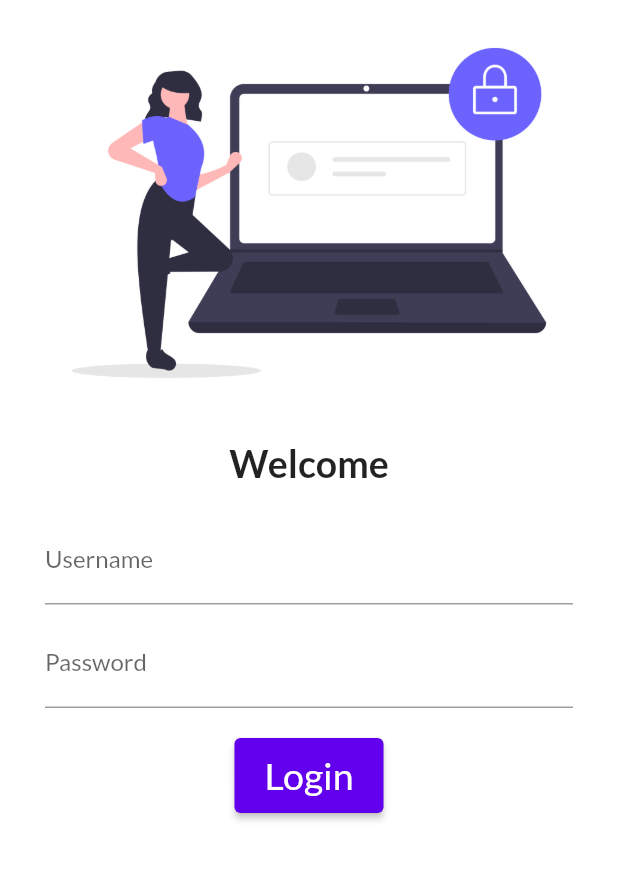
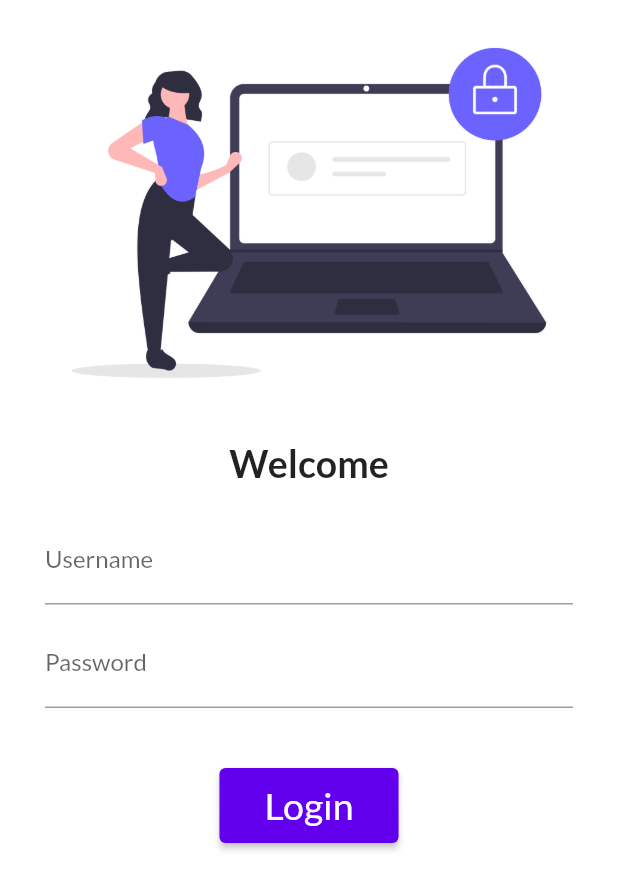
Before and after one commit to 4643880/Catalog-App-Flutter, a Flutter app: the screen it shows after launch, on a phone screen of 412 x 824 dp. Shown: the top 890 px of the screen. Run offline on Flutter 3.47's test engine with Material 2 defaults, Android fonts, the phone set to English and light mode, and no system bars; our stand-ins replace google_fonts.

Commit message:
Day-5 Completes Here

```diff
--- a/lib/main.dart
+++ b/lib/main.dart
@@ -1,6 +1,7 @@
 import 'package:flutter/material.dart';
 import 'package:flutter_catalog_app/pages/home_page.dart';
 import 'package:flutter_catalog_app/pages/login_page.dart';
+import 'package:flutter_catalog_app/utils/routes.dart';
 import 'package:google_fonts/google_fonts.dart';
 
 void main() {
@@ -8,7 +9,7 @@ void main() {
 }
 
 class MyApp extends StatefulWidget {
-  const MyApp({Key? key}) : super(key: key);
+  //const MyApp({Key? key}) : super(key: key);
 
   @override
   _MyAppState createState() => _MyAppState();
@@ -18,6 +19,7 @@ class _MyAppState extends State<MyApp> {
   @override
   Widget build(BuildContext context) {
     return MaterialApp(
+      debugShowCheckedModeBanner: false,
       theme: ThemeData(
         fontFamily: GoogleFonts.lato().fontFamily,
         colorScheme: ColorScheme.light(),
@@ -26,8 +28,8 @@ class _MyAppState extends State<MyApp> {
       initialRoute: "/",
       routes: {
         "/": (context) => LoginPage(),
-        "/Home": (context) => HomePage(),
-        "/Login_Page": (context) => LoginPage(),
+        MyRoutes.home_route: (context) => HomePage(),
+        MyRoutes.login_route: (context) => LoginPage(),
       },
     );
   }
--- a/lib/pages/login_page.dart
+++ b/lib/pages/login_page.dart
@@ -1,4 +1,5 @@
 import 'package:flutter/material.dart';
+import 'package:flutter_catalog_app/utils/routes.dart';
 
 class LoginPage extends StatelessWidget {
   const LoginPage({Key? key}) : super(key: key);
@@ -7,6 +8,7 @@ class LoginPage extends StatelessWidget {
   Widget build(BuildContext context) {
     return Material(
       color: Colors.white,
+      child: SingleChildScrollView(
         child: Column(
           children: [
             Image(
@@ -35,13 +37,15 @@ class LoginPage extends StatelessWidget {
                     decoration: InputDecoration(
                         hintText: "Enter the Password", labelText: "Password"),
                   ),
-                SizedBox(width: 200, height: 20),
+                  SizedBox(width: 200, height: 40),
                   ElevatedButton(
                     style: ElevatedButton.styleFrom(
                         onPrimary: Colors.white,
                         padding:
-                          EdgeInsets.symmetric(vertical: 10, horizontal: 20)),
-                  onPressed: () {},
+                            EdgeInsets.symmetric(vertical: 10, horizontal: 30)),
+                    onPressed: () {
+                      Navigator.pushNamed(context, MyRoutes.home_route);
+                    },
                     child: Text(
                       "Login",
                       style: TextStyle(fontSize: 25),
@@ -52,6 +56,7 @@ class LoginPage extends StatelessWidget {
             )
           ],
         ),
+      ),
     );
   }
 }
--- /dev/null
+++ b/lib/utils/routes.dart
@@ -0,0 +1,4 @@
+class MyRoutes {
+  static String login_route = "/login";
+  static String home_route = "/home";
+}
--- a/pubspec.yaml
+++ b/pubspec.yaml
@@ -19,6 +19,7 @@ version: 1.0.0+1
 
 
 environment:
+  # sdk: ">=2.7.0 <3.0.0"
   sdk: ">=2.12.0 <3.0.0"
 
 
```
Lines whose indentation alone changed are shown as unchanged.
